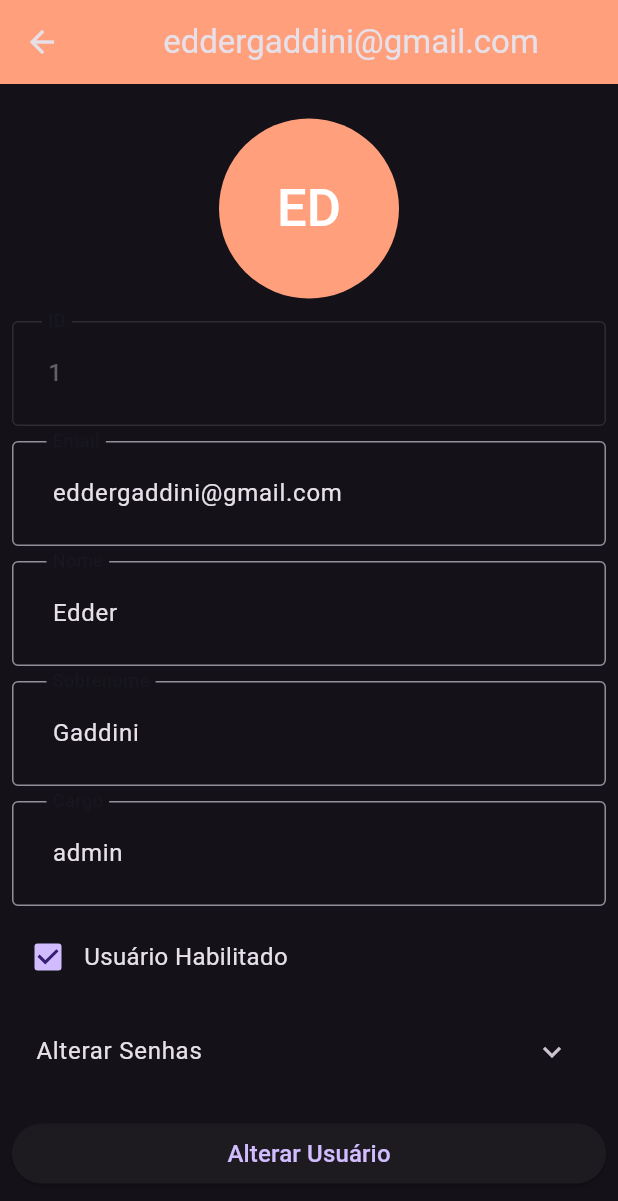
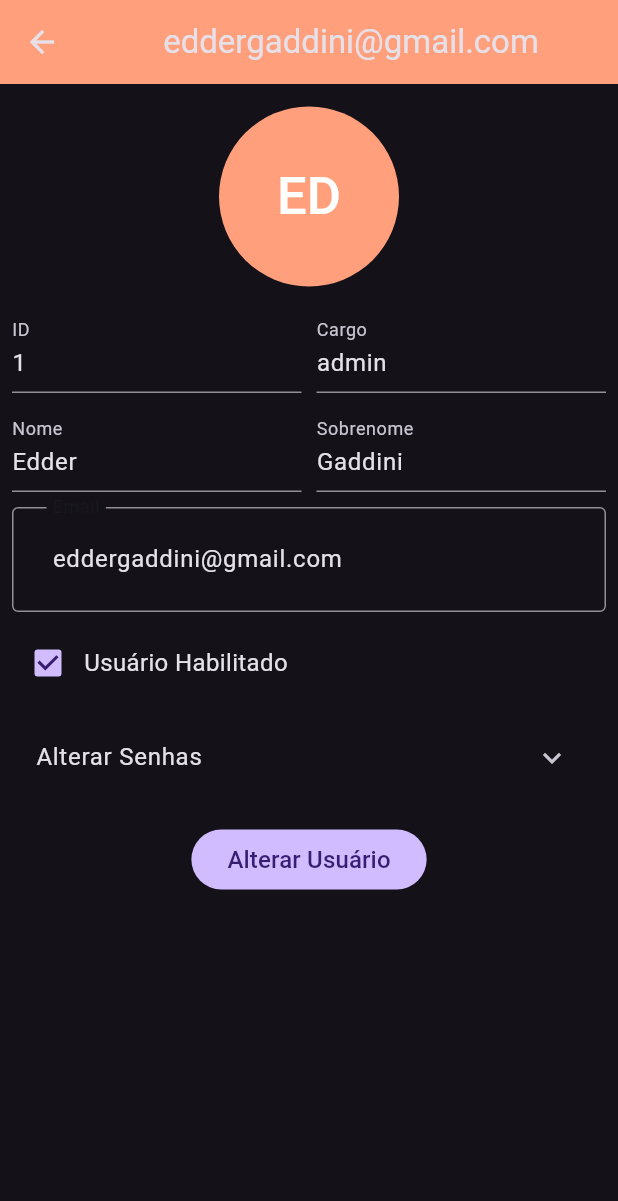
Before and after one commit to egaddini/ftchamados, a Flutter app: the EditUserPage screen opened directly with sample values from the repository, on a phone screen of 412 x 824 dp. Shown: the top 1201 px of the screen. Run offline on Flutter 3.47's test engine with Material 2 defaults, Android fonts, the phone set to English and light mode, and no system bars; our stand-ins replace dio, flutter_typeahead, get, shared_preferences; missing offline and left inert: validatorless; accounts and stored records are empty; network calls fail.

Commit message:
Ajustes para facilitar aplicação do theme dark

```diff
--- a/lib/app/config/routes/app_pages.dart
+++ b/lib/app/config/routes/app_pages.dart
@@ -11,7 +11,7 @@ import 'package:get/get.dart';
 part 'app_routes.dart';
 
 class AppPages {
-  static const initial = Routes.login;
+  static const initial = Routes.home;
 
   static final routes = [
     GetPage(
--- a/lib/app/config/themes/theme_constants.dart
+++ b/lib/app/config/themes/theme_constants.dart
@@ -18,6 +18,29 @@ ThemeData lightTheme = ThemeData(
         width: 2,
       ),
     ),
+  ),
+
+
+  filledButtonTheme: FilledButtonThemeData(
+    style: ButtonStyle(
+      padding: MaterialStateProperty.all<EdgeInsets>(const EdgeInsets.all(23)),
+      backgroundColor: MaterialStateProperty.all<Color>(Pallete.gradient3),
+      minimumSize: MaterialStateProperty.all<Size>(
+        const Size.fromHeight(65),
+      ),
+      shape: MaterialStateProperty.all<RoundedRectangleBorder>(
+        RoundedRectangleBorder(
+         borderRadius: BorderRadius.circular(4),
+        ),
+      ),
+      textStyle: MaterialStateProperty.all<TextStyle>(
+        const TextStyle(fontSize:16),
+      ),
+    ),
+  ),
+
+  checkboxTheme: CheckboxThemeData(
+    fillColor: MaterialStateProperty.all<Color>(Pallete.gradient3),
   ),
 
   /*brightness: Brightness.light,
--- a/lib/app/features/pages/call/components/create_call_page.dart
+++ b/lib/app/features/pages/call/components/create_call_page.dart
@@ -159,13 +159,7 @@ class _CreateCallPageState extends State<CreateCallPage> {
               ],
             ),
             const SizedBox(height: 10),
-            ElevatedButton(
-              style: ButtonStyle(
-                  minimumSize: MaterialStateProperty.all<Size>(
-                  const Size(410, 65),
-              ),
-              backgroundColor: MaterialStateProperty.all<Color>(Pallete.gradient3),
-              ),
+            FilledButton(
               child: const Text(
                 'Registrar chamado',
                 style: TextStyle(
--- a/lib/app/features/pages/call_type/components/row_source.dart
+++ b/lib/app/features/pages/call_type/components/row_source.dart
@@ -190,7 +190,8 @@ class _SaveCallTypeState extends State<SaveCallType> {
                       descricao: _descricaoController.text,
                     );
                     UserService userService = UserServiceImpl();
-                    userService.addCallType(                    CallType(id: null,
+                    userService.addCallType(
+                      CallType(id: null,
                       sigla: _siglaController.text,
                       setor: _setorController.text,
                       titulo: _tituloController.text,
--- a/lib/app/features/pages/login_singup/login_page.dart
+++ b/lib/app/features/pages/login_singup/login_page.dart
@@ -74,18 +74,9 @@ class _LoginPage extends State<LoginPage> {
                           const SizedBox(height: 20),
                           Column(
                             children: [
-                              ElevatedButton(
-                                style: ButtonStyle(
-                                    minimumSize: MaterialStateProperty.all<Size>(
-                                    const Size(410, 65),
-                                  ),
-                                backgroundColor: MaterialStateProperty.all<Color>(Pallete.gradient3),
-                                ),
+                              FilledButton(
                                 child: const Text(
                                   'Continuar',
-                                  style: TextStyle(
-                                    fontSize: 16,
-                                  ),
                                 ),
                                 onPressed: () async {
                                 var formValid = _formKey.currentState?.validate() ?? false;
--- a/lib/app/features/pages/user/components/edit_user_components.dart
+++ b/lib/app/features/pages/user/components/edit_user_components.dart
@@ -42,15 +42,62 @@ class _EditUserPageBodyState extends State<EditUserPageBody> {
 
   @override
   Widget build(BuildContext context) {
-    return ListView(
-      padding: const EdgeInsets.all(8.0),
+    return SingleChildScrollView(
+      padding: const EdgeInsets.all(8),
+      child: Column(
         children: [
-        addVerticalSpace(15),
+          addVerticalSpace(7),
           AvatarField(text: logedUser.email.toString().substring(0,2).toUpperCase(),),
           addVerticalSpace(15),
           Visibility(
             visible: _isAdmin,
-          child: IDField(text: _idEC),
+            child: Row(
+              children: [
+                Expanded(
+                  child: TextFormField(
+                    controller: _idEC,
+                    readOnly: true,
+                    decoration: const InputDecoration(
+                      labelText: 'ID',
+                    ),
+                  ),
+                ),
+                addHorizontalSpace(10),
+                Expanded(
+                  child: TextFormField(
+                    controller: _roleEC,
+                    decoration: const InputDecoration(
+                      labelText: 'Cargo',
+                    ),
+                    validator: Validatorless.required('Cargo Obrigatório'),
+                  ),
+                ),
+              ],
+            )
+          ),
+          addVerticalSpace(10),
+          Row(
+            children: [
+              Expanded(
+                child: TextFormField(
+                  controller: _firstNameEC,
+                  decoration: const InputDecoration(
+                    labelText: 'Nome',
+                  ),
+                  validator: Validatorless.required('Nome Obrigatório'),
+                ),
+              ),
+              addHorizontalSpace(10),
+              Expanded(
+                child: TextFormField(
+                  controller: _lastNameEC,
+                  decoration: const InputDecoration(
+                    labelText: 'Sobrenome',
+                  ),
+                  validator: Validatorless.required('Sobrenome Obrigatório'),
+                ),
+              ),
+            ],
           ),
           addVerticalSpace(10),
           CustomTextFormField(
@@ -60,33 +107,6 @@ class _EditUserPageBodyState extends State<EditUserPageBody> {
               Validatorless.required('Email obrigatório'),
               Validatorless.email('Email invalido'),
             ]
-        ),
-        addVerticalSpace(10),
-        CustomTextFormField(
-          controller: _firstNameEC,
-          labelText: 'Nome',
-          validator: [
-            Validatorless.required('Nome Obrigatório'),
-          ]
-        ),
-        addVerticalSpace(10),
-        CustomTextFormField(
-          controller: _lastNameEC,
-          labelText: 'Sobrenome',
-          validator: [
-            Validatorless.required('Sobrenome Obrigatório'),
-          ]
-        ),
-        addVerticalSpace(10),
-        Visibility(
-          visible: _isAdmin,
-          child: CustomTextFormField(
-            controller: _roleEC,
-            labelText: 'Cargo',
-            validator: [
-              Validatorless.required('Cargo obrigatório'),
-            ]
-          ),
           ),
           addVerticalSpace(10),
           Visibility(
@@ -126,11 +146,12 @@ class _EditUserPageBodyState extends State<EditUserPageBody> {
                   Validators.compare(_passwordEC, 'As Senhas não conferem'),
                 ]
               ),
+              addVerticalSpace(15),
             ],
           ),
           addVerticalSpace(15),
           SizedBox(
-          child: ElevatedButton(
+            child: FilledButton(
               child: const Text(
                 'Alterar Usuário',
                 style: TextStyle(
@@ -163,38 +184,7 @@ class _EditUserPageBodyState extends State<EditUserPageBody> {
               },
             ),
           ),
-        addVerticalSpace(10),
         ],
-    );
-  }
-}
-
-class IDField extends StatelessWidget {
-  final TextEditingController text;
-
-  const IDField({
-    required this.text,
-    Key? key,
-  }) : super(key: key);
-
-  @override
-  Widget build(BuildContext context) {
-    return TextFormField(
-      controller: text,
-      enabled: false,
-      decoration: const InputDecoration(
-        labelText: 'ID',
-        contentPadding: EdgeInsets.symmetric(horizontal: 20, vertical: 23),
-        labelStyle: TextStyle(
-          color: Pallete.backgroundColor
-        ),
-        border: OutlineInputBorder(),
-        focusedBorder: OutlineInputBorder(
-          borderSide: BorderSide(
-            color: Pallete.gradient3,
-            width: 2,
-          ),
-        ),
       ),
     );
   }
```
Lines whose indentation alone changed are shown as unchanged.
